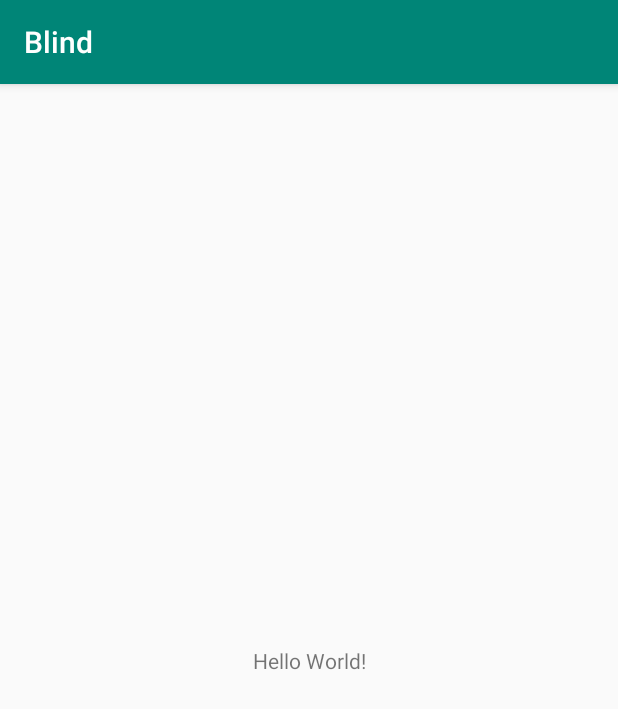
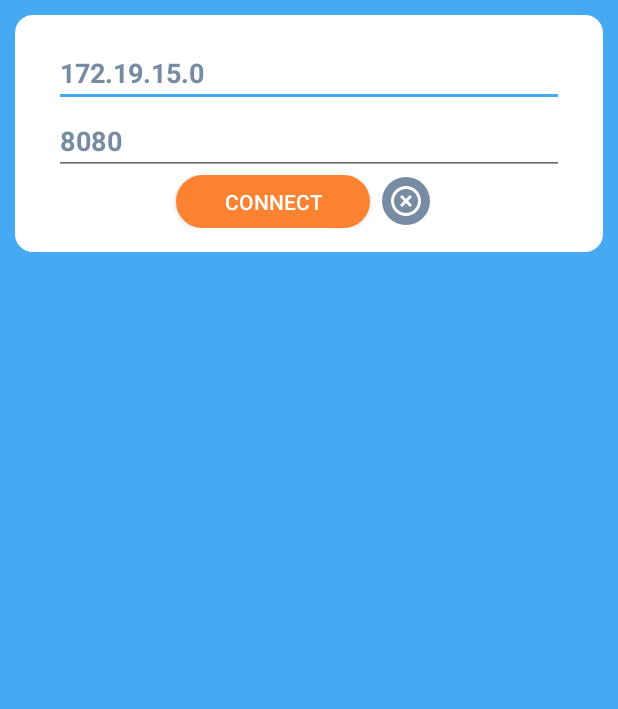
Before and after one commit to pranjalg2308/Blind, an Android app: the screen it shows after launch (MainActivity), on a phone screen of 412 x 824 dp. Shown: the top 709 px of the screen. Run offline under Robolectric (Android 15) with nearby library versions, the phone set to English and light mode, and no system bars.

Commit message:
Repo Create

```diff
--- /dev/null
+++ b/app/src/main/res/drawable/app_primary_background.xml
@@ -0,0 +1,13 @@
+<?xml version="1.0" encoding="utf-8"?>
+<shape xmlns:android="http://schemas.android.com/apk/res/android">
+
+    <gradient
+        android:angle="135"
+        android:endColor="#45AAF2"
+        android:startColor="@color/colorAccent" />
+    <padding
+        android:bottom="10dp"
+        android:left="10dp"
+        android:right="10dp"
+        android:top="10dp" />
+</shape>
--- /dev/null
+++ b/app/src/main/res/drawable/button_background.xml
@@ -0,0 +1,6 @@
+<?xml version="1.0" encoding="utf-8"?>
+<shape xmlns:android="http://schemas.android.com/apk/res/android"
+    android:shape="rectangle">
+    <corners android:radius="18dp" />
+    <solid android:color="@color/colorPrimary" />
+</shape>
--- /dev/null
+++ b/app/src/main/res/drawable/card_background.xml
@@ -0,0 +1,10 @@
+<?xml version="1.0" encoding="utf-8"?>
+<shape xmlns:android="http://schemas.android.com/apk/res/android">
+    <solid android:color="#fff" />
+    <corners android:radius="12dp" />
+    <padding
+        android:bottom="10dp"
+        android:left="10dp"
+        android:right="10dp"
+        android:top="10dp" />
+</shape>
--- /dev/null
+++ b/app/src/main/res/drawable/ic_disconnect.xml
@@ -0,0 +1,9 @@
+<vector xmlns:android="http://schemas.android.com/apk/res/android"
+        android:width="24dp"
+        android:height="24dp"
+        android:viewportWidth="24.0"
+        android:viewportHeight="24.0">
+    <path
+        android:fillColor="#FFF"
+        android:pathData="M14.59,8L12,10.59 9.41,8 8,9.41 10.59,12 8,14.59 9.41,16 12,13.41 14.59,16 16,14.59 13.41,12 16,9.41 14.59,8zM12,2C6.47,2 2,6.47 2,12s4.47,10 10,10 10,-4.47 10,-10S17.53,2 12,2zM12,20c-4.41,0 -8,-3.59 -8,-8s3.59,-8 8,-8 8,3.59 8,8 -3.59,8 -8,8z"/>
+</vector>
--- a/app/src/main/res/layout/activity_main.xml
+++ b/app/src/main/res/layout/activity_main.xml
@@ -1,18 +1,77 @@
 <?xml version="1.0" encoding="utf-8"?>
-<android.support.constraint.ConstraintLayout xmlns:android="http://schemas.android.com/apk/res/android"
+<ScrollView xmlns:android="http://schemas.android.com/apk/res/android"
     xmlns:app="http://schemas.android.com/apk/res-auto"
     xmlns:tools="http://schemas.android.com/tools"
     android:layout_width="match_parent"
     android:layout_height="match_parent"
+    android:background="@drawable/app_primary_background"
+    android:orientation="vertical"
     tools:context=".MainActivity">
 
-    <TextView
-        android:layout_width="wrap_content"
+    <LinearLayout
+        android:layout_width="match_parent"
         android:layout_height="wrap_content"
-        android:text="Hello World!"
-        app:layout_constraintBottom_toBottomOf="parent"
-        app:layout_constraintLeft_toLeftOf="parent"
-        app:layout_constraintRight_toRightOf="parent"
-        app:layout_constraintTop_toTopOf="parent" />
+        android:orientation="vertical">
 
-</android.support.constraint.ConstraintLayout>
+        <LinearLayout
+            android:id="@+id/entry_info"
+            android:layout_width="match_parent"
+            android:layout_height="wrap_content"
+            android:layout_alignParentStart="true"
+            android:layout_alignParentTop="true"
+            android:background="@drawable/card_background"
+            android:orientation="vertical"
+            android:paddingVertical="16dp">
+
+            <EditText
+                android:id="@+id/tv_ip"
+                android:layout_width="match_parent"
+                android:layout_height="wrap_content"
+                android:layout_marginHorizontal="16dp"
+                android:hint="Address Ip"
+                android:text="172.19.15.0"
+                android:textColor="@color/grey"
+                android:textStyle="bold" />
+
+            <EditText
+                android:id="@+id/tv_port"
+                android:layout_width="match_parent"
+                android:layout_height="wrap_content"
+                android:layout_marginHorizontal="16dp"
+                android:hint="Address Ip"
+                android:text="8080"
+                android:textColor="@color/grey"
+                android:textStyle="bold" />
+
+            <LinearLayout
+                android:layout_width="match_parent"
+                android:layout_height="wrap_content"
+                android:orientation="horizontal"
+                android:gravity="center">
+                <Button
+                    android:layout_width="wrap_content"
+                    android:layout_height="wrap_content"
+                    android:background="@drawable/button_background"
+                    android:minWidth="0dp"
+                    android:minHeight="0dp"
+                    android:paddingHorizontal="32dp"
+                    android:paddingVertical="8dp"
+                    android:text="Connect"
+                    android:textColor="#fff" />
+                <ImageButton
+                    android:layout_width="wrap_content"
+                    android:layout_height="wrap_content"
+                    android:minWidth="0dp"
+                    android:src="@drawable/ic_disconnect"
+                    android:layout_marginHorizontal="8dp"
+                    android:minHeight="0dp"
+                    android:padding="4dp"
+                    android:backgroundTint="@color/grey"
+                    android:background="@drawable/button_background"/>
+            </LinearLayout>
+        </LinearLayout>
+
+
+    </LinearLayout>
+
+</ScrollView>
--- a/app/src/main/res/values/colors.xml
+++ b/app/src/main/res/values/colors.xml
@@ -1,6 +1,7 @@
 <?xml version="1.0" encoding="utf-8"?>
 <resources>
-    <color name="colorPrimary">#008577</color>
-    <color name="colorPrimaryDark">#00574B</color>
-    <color name="colorAccent">#D81B60</color>
+    <color name="colorPrimary">#fa8231</color>
+    <color name="colorPrimaryDark">#45AAF2</color>
+    <color name="colorAccent">#45aaf2</color>
+    <color name="grey">#778ca3</color>
 </resources>
--- a/app/src/main/res/values/styles.xml
+++ b/app/src/main/res/values/styles.xml
@@ -1,7 +1,7 @@
 <resources>
 
     <!-- Base application theme. -->
-    <style name="AppTheme" parent="Theme.AppCompat.Light.DarkActionBar">
+    <style name="AppTheme" parent="Theme.AppCompat.Light.NoActionBar">
         <!-- Customize your theme here. -->
         <item name="colorPrimary">@color/colorPrimary</item>
         <item name="colorPrimaryDark">@color/colorPrimaryDark</item>
```
